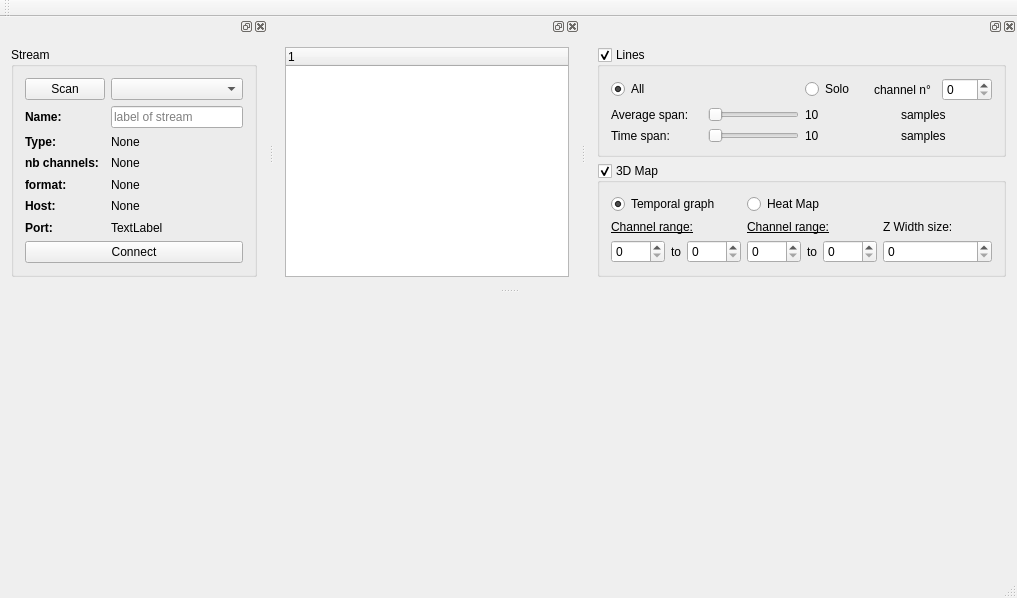
Aightech/lslsub_plotter, file forms/mainwindow.ui: the form before one commit.
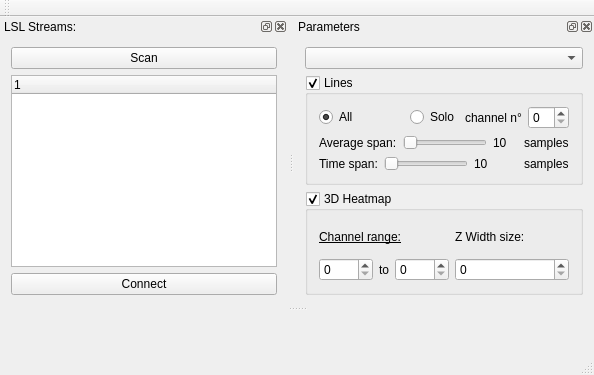
The form after the commit.

```diff
--- a/forms/mainwindow.ui
+++ b/forms/mainwindow.ui
@@ -6,8 +6,8 @@
    <rect>
     <x>0</x>
     <y>0</y>
-    <width>1017</width>
-    <height>598</height>
+    <width>594</width>
+    <height>375</height>
    </rect>
   </property>
   <property name="windowTitle">
@@ -41,215 +41,6 @@
    </attribute>
   </widget>
   <widget class="QStatusBar" name="statusBar"/>
-  <widget class="QDockWidget" name="dockWidget_2">
-   <attribute name="dockWidgetArea">
-    <number>4</number>
-   </attribute>
-   <widget class="QWidget" name="dockWidgetContents_2">
-    <layout class="QGridLayout" name="gridLayout_5">
-     <item row="0" column="0">
-      <widget class="QGroupBox" name="groupBox">
-       <property name="title">
-        <string>Stream</string>
-       </property>
-       <layout class="QGridLayout" name="gridLayout_4">
-        <item row="4" column="1" colspan="2">
-         <widget class="QLabel" name="label_format">
-          <property name="sizePolicy">
-           <sizepolicy hsizetype="Expanding" vsizetype="Preferred">
-            <horstretch>0</horstretch>
-            <verstretch>0</verstretch>
-           </sizepolicy>
-          </property>
-          <property name="text">
-           <string>None</string>
-          </property>
-         </widget>
-        </item>
-        <item row="0" column="0">
-         <widget class="QPushButton" name="pushButton_scanStream">
-          <property name="text">
-           <string>Scan</string>
-          </property>
-         </widget>
-        </item>
-        <item row="3" column="1" colspan="2">
-         <widget class="QLabel" name="label_nb_ch">
-          <property name="sizePolicy">
-           <sizepolicy hsizetype="Expanding" vsizetype="Preferred">
-            <horstretch>0</horstretch>
-            <verstretch>0</verstretch>
-           </sizepolicy>
-          </property>
-          <property name="text">
-           <string>None</string>
-          </property>
-         </widget>
-        </item>
-        <item row="2" column="1" colspan="2">
-         <widget class="QLabel" name="label_type">
-          <property name="sizePolicy">
-           <sizepolicy hsizetype="Expanding" vsizetype="Preferred">
-            <horstretch>0</horstretch>
-            <verstretch>0</verstretch>
-           </sizepolicy>
-          </property>
-          <property name="text">
-           <string>None</string>
-          </property>
-         </widget>
-        </item>
-        <item row="4" column="0">
-         <widget class="QLabel" name="label_10">
-          <property name="sizePolicy">
-           <sizepolicy hsizetype="Minimum" vsizetype="Preferred">
-            <horstretch>0</horstretch>
-            <verstretch>0</verstretch>
-           </sizepolicy>
-          </property>
-          <property name="font">
-           <font>
-            <weight>75</weight>
-            <bold>true</bold>
-           </font>
-          </property>
-          <property name="text">
-           <string>format:</string>
-          </property>
-         </widget>
-        </item>
-        <item row="2" column="0">
-         <widget class="QLabel" name="label_8">
-          <property name="sizePolicy">
-           <sizepolicy hsizetype="Minimum" vsizetype="Preferred">
-            <horstretch>0</horstretch>
-            <verstretch>0</verstretch>
-           </sizepolicy>
-          </property>
-          <property name="font">
-           <font>
-            <weight>75</weight>
-            <bold>true</bold>
-           </font>
-          </property>
-          <property name="text">
-           <string>Type:</string>
-          </property>
-         </widget>
-        </item>
-        <item row="5" column="0">
-         <widget class="QLabel" name="label_14">
-          <property name="sizePolicy">
-           <sizepolicy hsizetype="Minimum" vsizetype="Preferred">
-            <horstretch>0</horstretch>
-            <verstretch>0</verstretch>
-           </sizepolicy>
-          </property>
-          <property name="font">
-           <font>
-            <weight>75</weight>
-            <bold>true</bold>
-           </font>
-          </property>
-          <property name="text">
-           <string>Host:</string>
-          </property>
-         </widget>
-        </item>
-        <item row="5" column="1" colspan="2">
-         <widget class="QLabel" name="label_host">
-          <property name="sizePolicy">
-           <sizepolicy hsizetype="Expanding" vsizetype="Preferred">
-            <horstretch>0</horstretch>
-            <verstretch>0</verstretch>
-           </sizepolicy>
-          </property>
-          <property name="text">
-           <string>None</string>
-          </property>
-         </widget>
-        </item>
-        <item row="6" column="0">
-         <widget class="QLabel" name="label_6">
-          <property name="font">
-           <font>
-            <weight>75</weight>
-            <bold>true</bold>
-           </font>
-          </property>
-          <property name="text">
-           <string>Port:</string>
-          </property>
-         </widget>
-        </item>
-        <item row="1" column="0">
-         <widget class="QLabel" name="label_lslstream">
-          <property name="sizePolicy">
-           <sizepolicy hsizetype="Preferred" vsizetype="Fixed">
-            <horstretch>0</horstretch>
-            <verstretch>0</verstretch>
-           </sizepolicy>
-          </property>
-          <property name="font">
-           <font>
-            <weight>75</weight>
-            <bold>true</bold>
-           </font>
-          </property>
-          <property name="text">
-           <string>Name:</string>
-          </property>
-         </widget>
-        </item>
-        <item row="0" column="1" colspan="2">
-         <widget class="QComboBox" name="comboBox_stream"/>
-        </item>
-        <item row="1" column="1" colspan="2">
-         <widget class="QLineEdit" name="lineEdi_stream">
-          <property name="placeholderText">
-           <string>label of stream</string>
-          </property>
-         </widget>
-        </item>
-        <item row="6" column="1">
-         <widget class="QLabel" name="label_12">
-          <property name="text">
-           <string>TextLabel</string>
-          </property>
-         </widget>
-        </item>
-        <item row="3" column="0">
-         <widget class="QLabel" name="label_7">
-          <property name="sizePolicy">
-           <sizepolicy hsizetype="Minimum" vsizetype="Preferred">
-            <horstretch>0</horstretch>
-            <verstretch>0</verstretch>
-           </sizepolicy>
-          </property>
-          <property name="font">
-           <font>
-            <weight>75</weight>
-            <bold>true</bold>
-           </font>
-          </property>
-          <property name="text">
-           <string>nb channels:</string>
-          </property>
-         </widget>
-        </item>
-        <item row="7" column="0" colspan="3">
-         <widget class="QPushButton" name="pushButton_connect_stream">
-          <property name="text">
-           <string>Connect</string>
-          </property>
-         </widget>
-        </item>
-       </layout>
-      </widget>
-     </item>
-    </layout>
-   </widget>
-  </widget>
   <widget class="QDockWidget" name="dockWidget_3">
    <property name="sizePolicy">
     <sizepolicy hsizetype="Expanding" vsizetype="Preferred">
@@ -257,11 +48,24 @@
      <verstretch>0</verstretch>
     </sizepolicy>
    </property>
+   <property name="floating">
+    <bool>false</bool>
+   </property>
+   <property name="windowTitle">
+    <string>LSL Streams:</string>
+   </property>
    <attribute name="dockWidgetArea">
     <number>4</number>
    </attribute>
    <widget class="QWidget" name="dockWidgetContents_3">
     <layout class="QGridLayout" name="gridLayout_7">
+     <item row="3" column="0">
+      <widget class="QPushButton" name="pushButton_connect_stream">
+       <property name="text">
+        <string>Connect</string>
+       </property>
+      </widget>
+     </item>
      <item row="1" column="0">
       <widget class="QTreeWidget" name="treeWidget_streams">
        <column>
@@ -271,6 +75,13 @@
        </column>
       </widget>
      </item>
+     <item row="0" column="0">
+      <widget class="QPushButton" name="pushButton_scanStream">
+       <property name="text">
+        <string>Scan</string>
+       </property>
+      </widget>
+     </item>
     </layout>
    </widget>
   </widget>
@@ -281,6 +92,9 @@
      <verstretch>0</verstretch>
     </sizepolicy>
    </property>
+   <property name="windowTitle">
+    <string>Parameters</string>
+   </property>
    <attribute name="dockWidgetArea">
     <number>4</number>
    </attribute>
@@ -290,6 +104,9 @@
       <layout class="QHBoxLayout" name="horizontalLayout">
        <item>
         <layout class="QVBoxLayout" name="verticalLayout_3D">
+         <item>
+          <widget class="QComboBox" name="comboBox_stream"/>
+         </item>
          <item>
           <widget class="QGroupBox" name="groupBox_2D">
            <property name="title">
@@ -458,13 +275,13 @@
             </sizepolicy>
            </property>
            <property name="title">
-            <string>3D Map</string>
+            <string>3D Heatmap</string>
            </property>
            <property name="checkable">
             <bool>true</bool>
            </property>
            <layout class="QGridLayout" name="gridLayout">
-            <item row="2" column="1">
+            <item row="1" column="0">
              <widget class="QLabel" name="label_26">
               <property name="sizePolicy">
                <sizepolicy hsizetype="Minimum" vsizetype="Preferred">
@@ -486,89 +303,6 @@
              </widget>
             </item>
             <item row="2" column="0">
-             <widget class="QLabel" name="label_25">
-              <property name="sizePolicy">
-               <sizepolicy hsizetype="Minimum" vsizetype="Preferred">
-                <horstretch>0</horstretch>
-                <verstretch>0</verstretch>
-               </sizepolicy>
-              </property>
-              <property name="font">
-               <font>
-                <underline>true</underline>
-               </font>
-              </property>
-              <property name="text">
-               <string>Channel range:</string>
-              </property>
-              <property name="alignment">
-               <set>Qt::AlignLeading|Qt::AlignLeft|Qt::AlignVCenter</set>
-              </property>
-             </widget>
-            </item>
-            <item row="3" column="0">
-             <layout class="QHBoxLayout" name="horizontalLayout_18">
-              <item>
-               <widget class="QSpinBox" name="spinBox_channelMin">
-                <property name="sizePolicy">
-                 <sizepolicy hsizetype="Minimum" vsizetype="Fixed">
-                  <horstretch>0</horstretch>
-                  <verstretch>0</verstretch>
-                 </sizepolicy>
-                </property>
-                <property name="maximum">
-                 <number>1000</number>
-                </property>
-               </widget>
-              </item>
-              <item>
-               <widget class="QLabel" name="label_27">
-                <property name="sizePolicy">
-                 <sizepolicy hsizetype="Minimum" vsizetype="Preferred">
-                  <horstretch>0</horstretch>
-                  <verstretch>0</verstretch>
-                 </sizepolicy>
-                </property>
-                <property name="text">
-                 <string>to</string>
-                </property>
-                <property name="alignment">
-                 <set>Qt::AlignRight|Qt::AlignTrailing|Qt::AlignVCenter</set>
-                </property>
-               </widget>
-              </item>
-              <item>
-               <widget class="QSpinBox" name="spinBox_channelMax">
-                <property name="sizePolicy">
-                 <sizepolicy hsizetype="Minimum" vsizetype="Fixed">
-                  <horstretch>0</horstretch>
-                  <verstretch>0</verstretch>
-                 </sizepolicy>
-                </property>
-                <property name="maximum">
-                 <number>1000</number>
-                </property>
-               </widget>
-              </item>
-             </layout>
-            </item>
-            <item row="0" column="0">
-             <widget class="QRadioButton" name="radioButton_3Dtemporal">
-              <property name="sizePolicy">
-               <sizepolicy hsizetype="Minimum" vsizetype="Fixed">
-                <horstretch>0</horstretch>
-                <verstretch>0</verstretch>
-               </sizepolicy>
-              </property>
-              <property name="text">
-               <string>Temporal graph</string>
-              </property>
-              <property name="checked">
-               <bool>true</bool>
-              </property>
-             </widget>
-            </item>
-            <item row="3" column="1">
              <layout class="QHBoxLayout" name="horizontalLayout_20">
               <item>
                <widget class="QSpinBox" name="spinBox_heatmapChmin">
@@ -614,7 +348,20 @@
               </item>
              </layout>
             </item>
-            <item row="3" column="2">
+            <item row="1" column="1">
+             <widget class="QLabel" name="label_9">
+              <property name="sizePolicy">
+               <sizepolicy hsizetype="Minimum" vsizetype="Preferred">
+                <horstretch>0</horstretch>
+                <verstretch>0</verstretch>
+               </sizepolicy>
+              </property>
+              <property name="text">
+               <string>Z Width size:</string>
+              </property>
+             </widget>
+            </item>
+            <item row="2" column="1">
              <layout class="QHBoxLayout" name="horizontalLayout_21">
               <item>
                <widget class="QSpinBox" name="spinBox_heatmapZWidthSize">
@@ -631,32 +378,6 @@
               </item>
              </layout>
             </item>
-            <item row="2" column="2">
-             <widget class="QLabel" name="label_9">
-              <property name="sizePolicy">
-               <sizepolicy hsizetype="Minimum" vsizetype="Preferred">
-                <horstretch>0</horstretch>
-                <verstretch>0</verstretch>
-               </sizepolicy>
-              </property>
-              <property name="text">
-               <string>Z Width size:</string>
-              </property>
-             </widget>
-            </item>
-            <item row="0" column="1" colspan="2">
-             <widget class="QRadioButton" name="radioButton_3Dheatmap">
-              <property name="sizePolicy">
-               <sizepolicy hsizetype="Minimum" vsizetype="Fixed">
-                <horstretch>0</horstretch>
-                <verstretch>0</verstretch>
-               </sizepolicy>
-              </property>
-              <property name="text">
-               <string>Heat Map</string>
-              </property>
-             </widget>
-            </item>
            </layout>
           </widget>
          </item>
```
Left out of the diff: 2 changed lines with no effect on the pictures.
